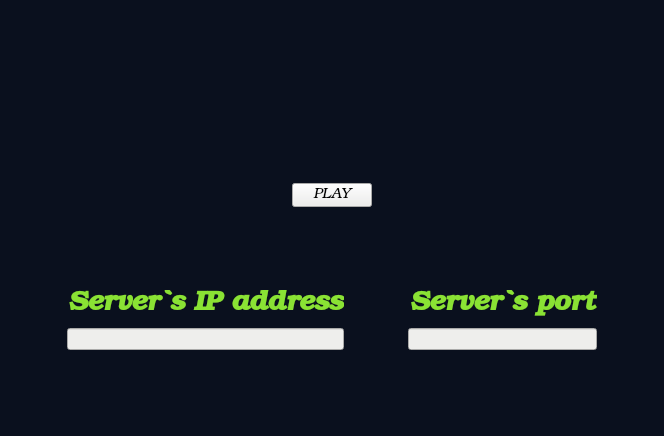
First picture: the form in mainwindow.ui, repository mjcarranza/CrazyBreakout, before the edit.
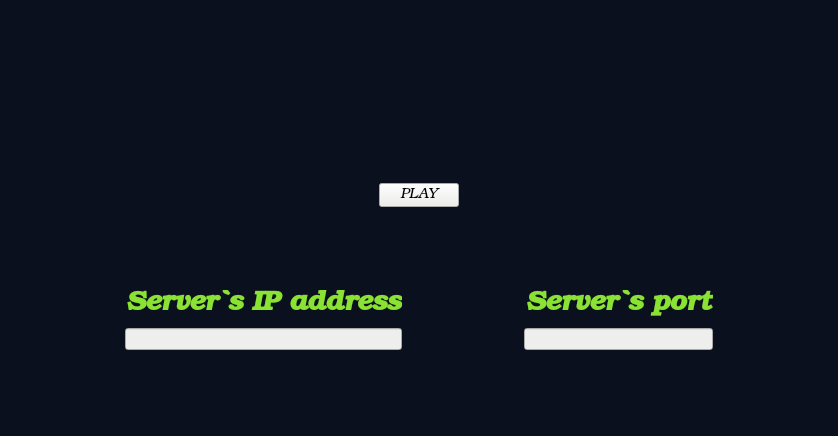
Second picture: the form after the edit. Icons and pictures are not drawn.

What changed in the file:
```diff
--- a/mainwindow.ui
+++ b/mainwindow.ui
@@ -9,7 +9,7 @@
    <rect>
     <x>0</x>
     <y>0</y>
-    <width>664</width>
+    <width>838</width>
     <height>436</height>
    </rect>
   </property>
```
Left out of the diff: 12 changed lines with no effect on the pictures.
